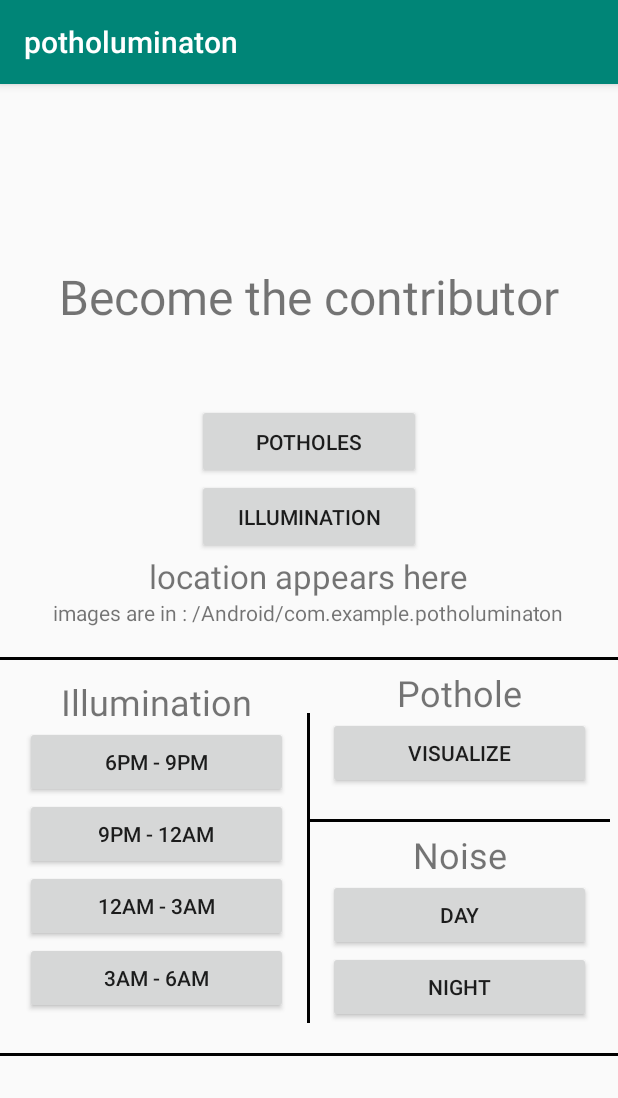
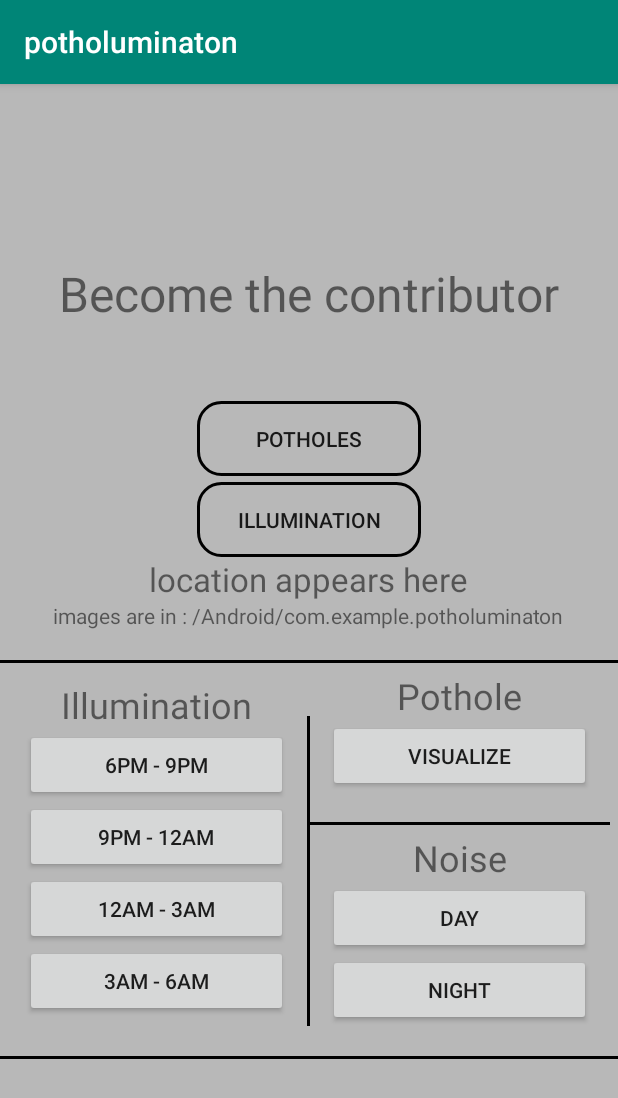
Before and after one commit to mozohack/aakashlabs, an Android app: the screen it shows after launch (MainActivity), on a phone screen of 412 x 824 dp. Shown: the top 1098 px of the screen. Run offline under Robolectric (Android 15) with nearby library versions, the light colour scheme and no system bars.

Commit message:
added links

```diff
--- /dev/null
+++ b/potholuminaton/app/src/main/res/drawable/button_background.xml
@@ -0,0 +1,8 @@
+<?xml version="1.0" encoding="utf-8"?>
+<shape xmlns:android="http://schemas.android.com/apk/res/android" >
+    <solid android:color="#00000000"/>
+    <corners
+        android:radius="15dp"></corners>
+    <stroke android:color="@android:color/black"
+        android:width="2dp"></stroke>
+</shape>
--- a/potholuminaton/app/src/main/res/layout/activity_main.xml
+++ b/potholuminaton/app/src/main/res/layout/activity_main.xml
@@ -1,12 +1,13 @@
 <?xml version="1.0" encoding="utf-8"?>
-<LinearLayout xmlns:android="http://schemas.android.com/apk/res/android"
-    xmlns:app="http://schemas.android.com/apk/res-auto"
+<LinearLayout
+    xmlns:android="http://schemas.android.com/apk/res/android"
     xmlns:tools="http://schemas.android.com/tools"
     android:layout_width="match_parent"
     android:layout_height="match_parent"
     tools:context=".MainActivity"
     android:orientation="vertical"
-    android:gravity="center">
+    android:gravity="center"
+    android:background="#B8B8B8">
 
     <TextView
         android:id="@+id/textView"
@@ -21,13 +22,15 @@
         android:layout_height="50dp"
         android:layout_marginTop="50dp"
         android:text="Potholes"
-        android:onClick="potholeImageCapture"/>
-
+        android:onClick="potholeImageCapture"
+        android:background="@drawable/button_background"
+        android:layout_marginBottom="4dp"></Button>
     <Button
         android:layout_width="149dp"
         android:layout_height="50dp"
         android:text="Illumination"
-        android:onClick="illuminationImageCapture"/>
+        android:onClick="illuminationImageCapture"
+        android:background="@drawable/button_background"/>
 
     <ImageView
         android:layout_width="match_parent"
```
Also changed, not shown: potholuminaton/app/src/main/java/com/example/potholuminaton/MainActivity.java (+7 -14 lines).
